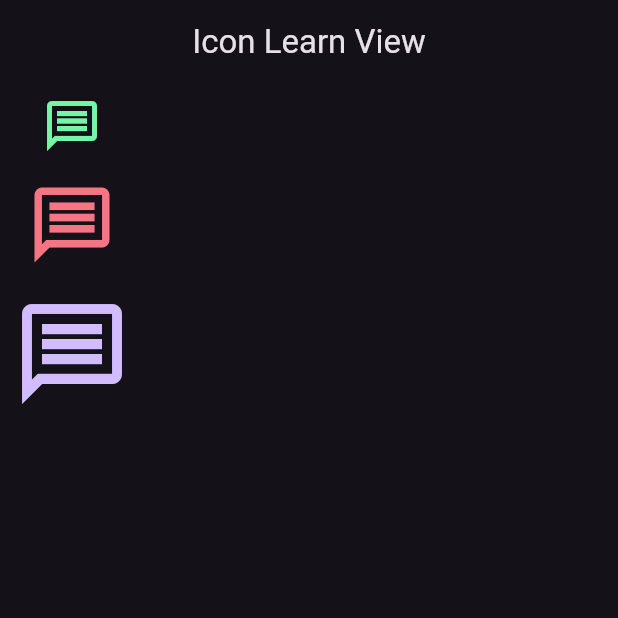
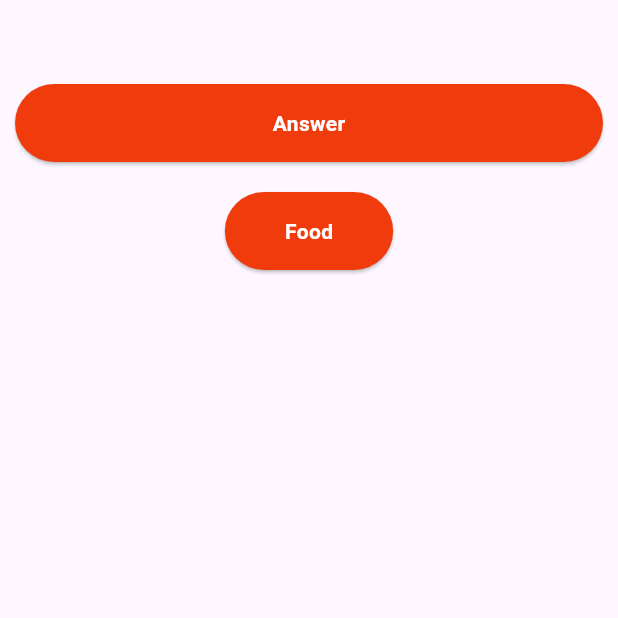
Before and after one commit to ahmetkrakaya/flutter_learn, a Flutter app: the screen it shows after launch, on a phone screen of 412 x 824 dp, the top half of it. Run offline on Flutter 3.47's test engine with Material 3 defaults, Android fonts, the phone set to English and light mode, and no system bars.

Commit message:
CustomButton, Car, Image

```diff
--- /dev/null
+++ b/lib/101/custom_widget_learn.dart
@@ -0,0 +1,69 @@
+// ignore_for_file: public_member_api_docs, sort_constructors_first
+import 'package:flutter/material.dart';
+
+class CustomButtonWidgetView extends StatelessWidget {
+  const CustomButtonWidgetView({super.key});
+  final String buttonText = 'Food';
+  final String buttonText2 = 'Answer';
+
+  @override
+  Widget build(BuildContext context) {
+    return Scaffold(
+      appBar: AppBar(),
+      body: Column(
+        children: [
+          Center(
+            child: Padding(
+              padding: const EdgeInsets.symmetric(horizontal: 10),
+              child: SizedBox(
+                width: MediaQuery.of(context).size.width,
+                child: CustomButton(
+                  buttonText: buttonText2,
+                  onPressed: () {},
+                ),
+              ),
+            ),
+          ),
+          const SizedBox(height: 20),
+          CustomButton(buttonText: buttonText, onPressed: () {}),
+        ],
+      ),
+    );
+  }
+}
+
+class CustomButton extends StatelessWidget with _ColorsUtility, _PaddingUtility {
+  CustomButton({
+    super.key,
+    required this.buttonText,
+    required this.onPressed,
+  });
+
+  final String buttonText;
+  final VoidCallback onPressed;
+
+  @override
+  Widget build(BuildContext context) {
+    return ElevatedButton(
+      onPressed: onPressed,
+      style: ElevatedButton.styleFrom(shape: const StadiumBorder(), backgroundColor: redColor),
+      child: Padding(
+        padding: largePadding,
+        child: Text(
+          buttonText,
+          style: Theme.of(context).textTheme.bodyMedium?.copyWith(color: whiteColor, fontWeight: FontWeight.bold),
+        ),
+      ),
+    );
+  }
+}
+
+mixin _ColorsUtility {
+  final Color redColor = const Color.fromARGB(255, 240, 59, 13);
+  final Color whiteColor = Colors.white;
+}
+
+mixin _PaddingUtility {
+  final EdgeInsets mediumPadding = const EdgeInsets.all(8);
+  final EdgeInsets largePadding = const EdgeInsets.all(16);
+}
--- a/lib/main.dart
+++ b/lib/main.dart
@@ -1,6 +1,6 @@
 import 'package:flutter/material.dart';
 import 'package:flutter/services.dart';
-import 'package:flutter_learn/101/icon_learn_view.dart';
+import 'package:flutter_learn/101/custom_widget_learn.dart';
 
 void main() {
   runApp(const MyApp());
@@ -14,7 +14,7 @@ class MyApp extends StatelessWidget {
     return MaterialApp(
       title: 'Flutter Learn',
       debugShowCheckedModeBanner: false,
-      theme: ThemeData.dark().copyWith(
+      theme: ThemeData.light().copyWith(
         appBarTheme: const AppBarTheme(
           centerTitle: true,
           backgroundColor: Colors.transparent,
@@ -23,7 +23,7 @@ class MyApp extends StatelessWidget {
           actionsIconTheme: IconThemeData(color: Colors.red, size: 30),
         ),
       ),
-      home: IconLearnView(),
+      home: const CustomButtonWidgetView(),
     );
   }
 }
--- a/pubspec.yaml
+++ b/pubspec.yaml
@@ -59,9 +59,8 @@ flutter:
   uses-material-design: true
 
   # To add assets to your application, add an assets section, like this:
-  # assets:
-  #   - images/a_dot_burr.jpeg
-  #   - images/a_dot_ham.jpeg
+  assets:
+    - assets/png/
 
   # An image asset can refer to one or more resolution-specific "variants", see
   # https://flutter.dev/to/resolution-aware-images
```
Also changed, not shown: lib/101/card_learn.dart (added, +42 -0 lines), lib/101/image_learn.dart (added, +35 -0 lines), lib/101/padding_learn.dart (added, +35 -0 lines), lib/101/stateless_learn.dart (added, +52 -0 lines), lib/demos/note_demos_view.dart (added, +94 -0 lines), assets/png/apple_book.png (added).
